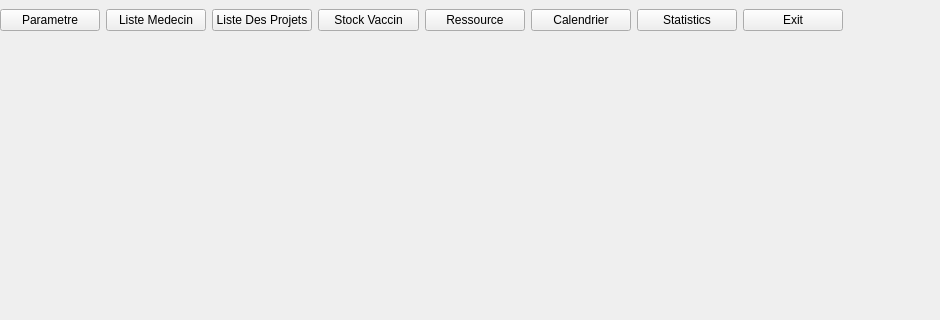
ProjetCPP-S2-2A15/projetcpp2a15-vaccicare, file mainwindow.ui: the form before one commit; both pictures show x 0 to 940 and y 0 to 320 of the 1196 by 727 pixel window.
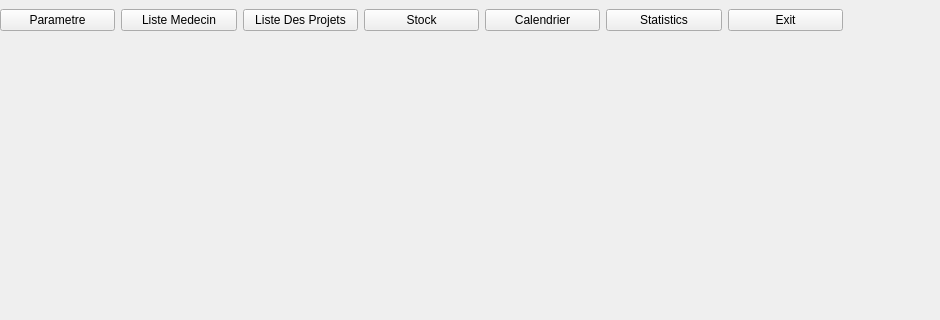
The form after the commit.

Commit message: Integration Vaccin Part 2

What changed in the file:
```diff
--- a/mainwindow.ui
+++ b/mainwindow.ui
@@ -48,14 +48,7 @@
      <item>
       <widget class="QPushButton" name="ButtonStockVaccin">
        <property name="text">
-        <string>Stock Vaccin</string>
-       </property>
-      </widget>
-     </item>
-     <item>
-      <widget class="QPushButton" name="ButtonRessource">
-       <property name="text">
-        <string>Ressource</string>
+        <string>Stock</string>
        </property>
       </widget>
      </item>
```
Left out of the diff: 4 changed lines with no effect on the pictures. The commit also changes 16 other files.
